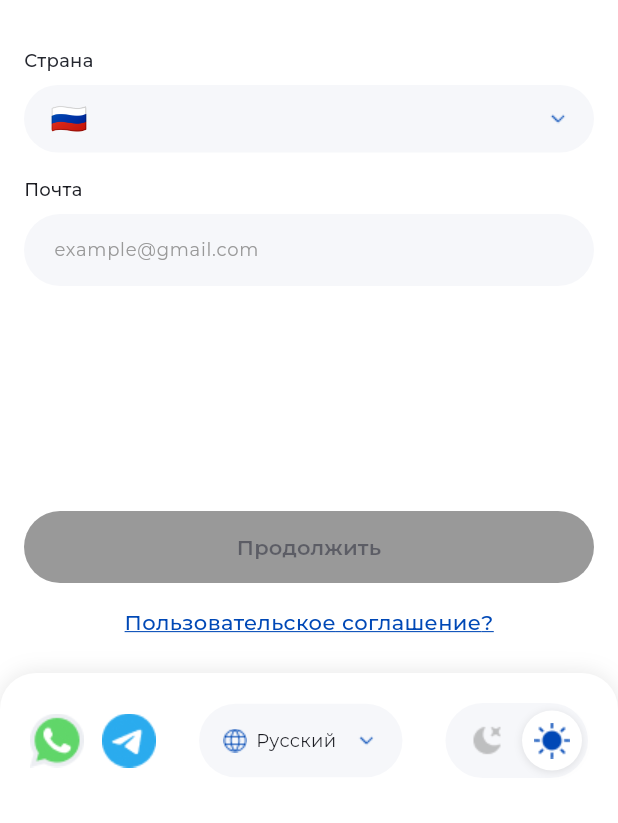
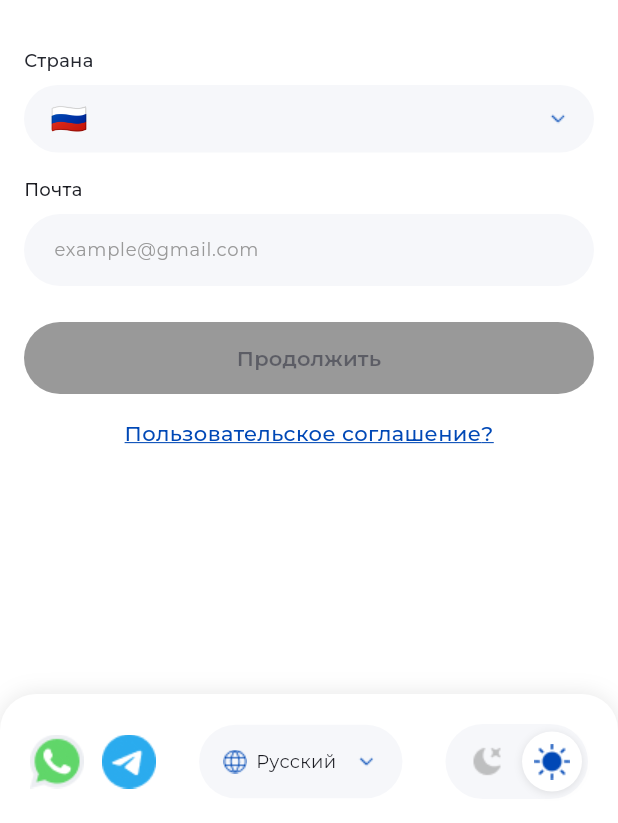
Before and after one commit to drobotukhinayana-crypto/rient_app, a Flutter app: the screen it shows after launch, on a phone screen of 412 x 824 dp, the part 413-1236 px from its top. Run offline on Flutter 3.47's test engine with Material 3 defaults, Android fonts, the phone set to English and light mode, and no system bars; our stand-ins replace country_picker, dio, dropdown_button2, firebase_core, firebase_messaging, flutter_local_notifications and 11 more; missing offline and left inert: dart_date, screen_protector; accounts and stored records are empty.

Commit message:
криншоты

```diff
--- a/lib/core/utils/const/app_decoration.dart
+++ b/lib/core/utils/const/app_decoration.dart
@@ -3,4 +3,15 @@ import 'package:flutter/material.dart';
 class AppDecoration {
   static const padding16 = EdgeInsets.symmetric(horizontal: 16);
   static final borderRadius300 = BorderRadius.circular(300);
+
+  /// Системная зона снизу (жесты / кнопки навигации Android).
+  static double systemBottomInset(BuildContext context) =>
+      MediaQuery.paddingOf(context).bottom;
+
+  /// Нижний отступ для прокручиваемого контента над системной панелью.
+  static double scrollBottomPadding(
+    BuildContext context, {
+    double extra = 24,
+  }) =>
+      extra + systemBottomInset(context);
 }
--- a/lib/features/analytics/view/analytics_page.dart
+++ b/lib/features/analytics/view/analytics_page.dart
@@ -1254,7 +1254,10 @@ class _AnalyticsContent extends StatelessWidget {
 
     return SingleChildScrollView(
       physics: AppRefreshIndicator.scrollPhysics,
-      padding: AppDecoration.padding16.copyWith(top: 12, bottom: 24),
+      padding: AppDecoration.padding16.copyWith(
+        top: 12,
+        bottom: AppDecoration.scrollBottomPadding(context),
+      ),
       child: Column(
         children: [
           Gap(10),
--- a/lib/features/auth/view/auth_page.dart
+++ b/lib/features/auth/view/auth_page.dart
@@ -31,7 +31,10 @@ class AuthPage extends StatelessWidget {
 
   @override
   Widget build(BuildContext context) {
-    return const Scaffold(body: _BodyWidget());
+    return const Scaffold(
+      bottomNavigationBar: BottomPanel(),
+      body: _BodyWidget(),
+    );
   }
 }
 
@@ -81,11 +84,8 @@ class _BodyWidgetState extends ConsumerState<_BodyWidget> {
 
     return SafeArea(
       bottom: false,
-      child: Column(
-        children: [
-          Expanded(
       child: SingleChildScrollView(
-              padding: AppDecoration.padding16.copyWith(top: 54),
+        padding: AppDecoration.padding16.copyWith(top: 54, bottom: 16),
         child: Column(
           children: [
             // логотип
@@ -110,25 +110,13 @@ class _BodyWidgetState extends ConsumerState<_BodyWidget> {
             if (ref.watch(_emailErrorProvider).isNotEmpty)
               ErrorLabel(ref.watch(_emailErrorProvider)),
             Gap(24),
-                ],
-              ),
-            ),
-          ),
 
-          // кнопка и соглашение
-          Padding(
-            padding: AppDecoration.padding16.copyWith(bottom: 24),
-            child: Column(
-              mainAxisSize: MainAxisSize.min,
-              children: [
             // кнопка продолжения
             MainButton(
               title: 'Продолжить',
               isActive: ref.watch(_emailProvider).isEmail,
               isLoading: ref.watch(getOtpControllerProvider).isLoading,
-                  onTap: () async => ref
-                      .read(getOtpControllerProvider.notifier)
-                      .getOtp(
+              onTap: () async => ref.read(getOtpControllerProvider.notifier).getOtp(
                     ref.read(_emailProvider),
                     '0cAFcWeA5CVv...Hd4jjnjP6igECB-RndwLqpKbelHe8G',
                   ),
@@ -143,13 +131,9 @@ class _BodyWidgetState extends ConsumerState<_BodyWidget> {
                 launchUrl(uri, mode: LaunchMode.externalApplication);
               },
             ),
+            Gap(8),
           ],
         ),
-          ),
-
-          // нижняя панель
-          const BottomPanel(),
-        ],
       ),
     );
   }
--- a/lib/features/auth/view/components/bottom_panel.dart
+++ b/lib/features/auth/view/components/bottom_panel.dart
@@ -13,8 +13,11 @@ class BottomPanel extends ConsumerWidget {
   @override
   Widget build(BuildContext context, WidgetRef ref) {
     final isDark = Theme.of(context).brightness == Brightness.dark;
-    return Container(
-      padding: const EdgeInsets.only(top: 20, bottom: 30),
+    return SafeArea(
+      top: false,
+      minimum: EdgeInsets.zero,
+      child: Container(
+      padding: const EdgeInsets.only(top: 20, bottom: 16),
       decoration: BoxDecoration(
         boxShadow: [
           BoxShadow(
@@ -54,6 +57,7 @@ class BottomPanel extends ConsumerWidget {
             ),
           ),
         ],
+      ),
       ),
     );
   }
--- a/lib/main.dart
+++ b/lib/main.dart
@@ -7,12 +7,14 @@ import 'package:rient_app/core/app.dart';
 import 'package:rient_app/core/services/firebase_messaging_background.dart';
 import 'package:rient_app/core/services/local_storage.dart';
 import 'package:rient_app/core/services/notification_service.dart';
+import 'package:rient_app/core/services/screenshot_protection_service.dart';
 import 'package:rient_app/firebase_options.dart';
 import 'package:shared_preferences/shared_preferences.dart';
 import 'package:stack_trace/stack_trace.dart' as stack_trace;
 
 void main() async {
   WidgetsFlutterBinding.ensureInitialized();
+  await ScreenshotProtectionService.enable();
   SystemChrome.setSystemUIOverlayStyle(
     const SystemUiOverlayStyle(statusBarColor: Colors.white),
   );
--- a/pubspec.yaml
+++ b/pubspec.yaml
@@ -36,6 +36,7 @@ dependencies:
   uuid: ^4.5.3
   flutter_timezone: ^5.0.2
   flutter_local_notifications: ^20.1.0
+  screen_protector: ^1.5.2
 
 dev_dependencies:
   flutter_test:
```
Also changed, not shown: lib/core/services/screenshot_protection_service.dart (added, +17 -0 lines), lib/features/auth/view/auth_password_page.dart (+7 -16 lines), lib/features/auth/view/otp_page.dart (+11 -16 lines), lib/features/auth/view/select_branch_page.dart (+4 -4 lines), lib/features/auth/view/select_company_page.dart (+4 -4 lines), pubspec.lock. Lines whose indentation alone changed are shown as unchanged.
